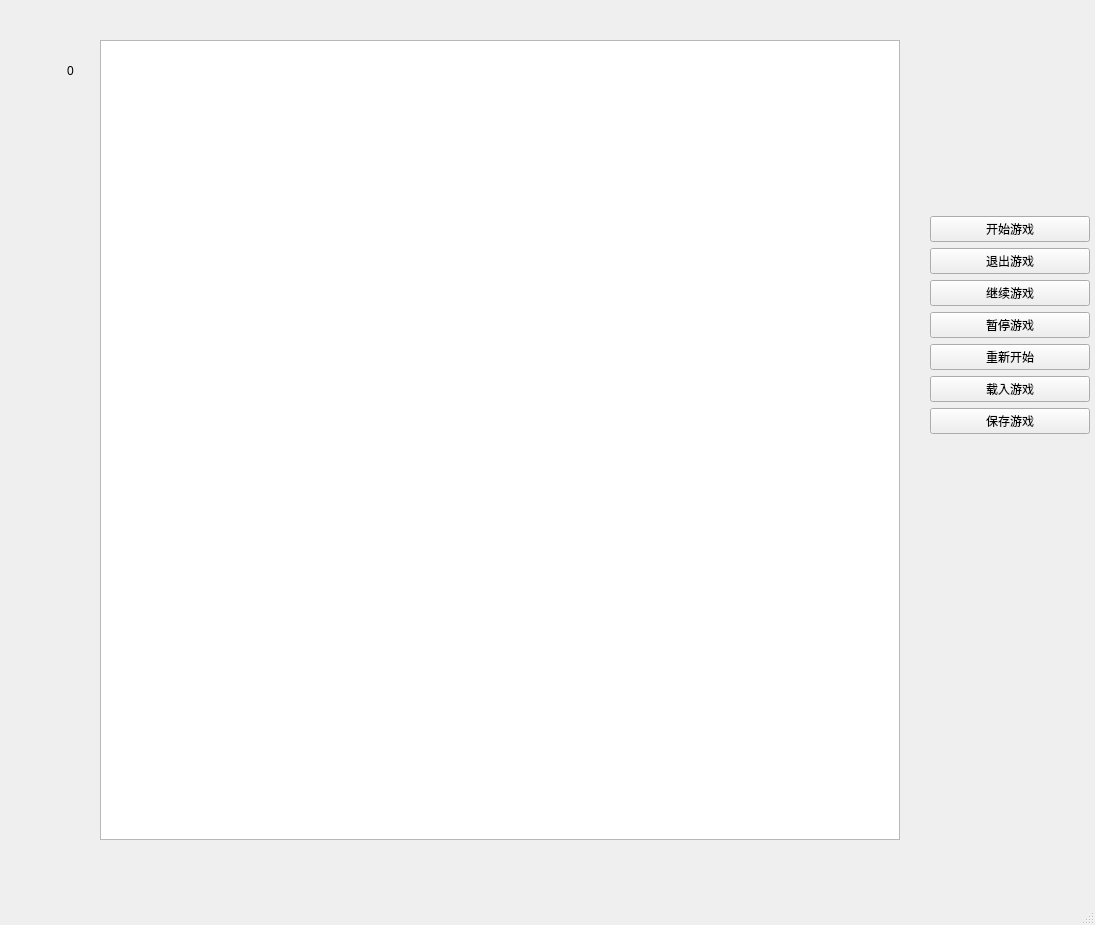
Qt form mainwindow.ui (georgao35/snake-2020) before a commit.
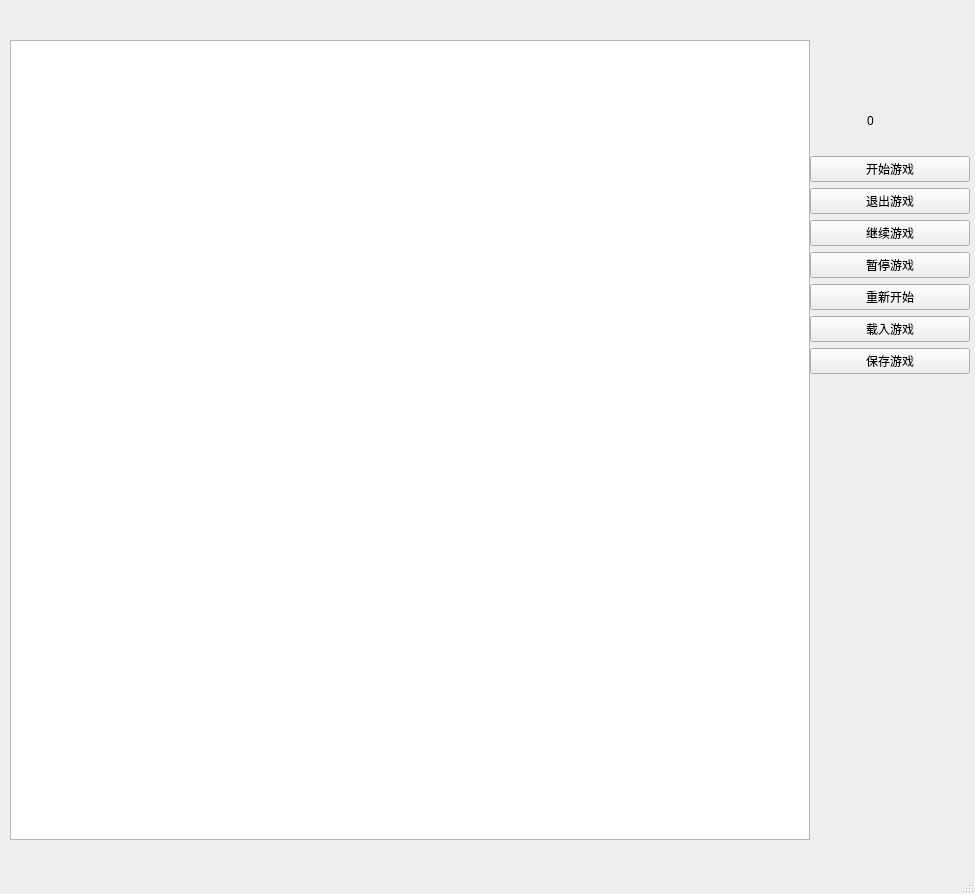
The same form after that commit.

The edit to the form file:
```diff
--- a/mainwindow.ui
+++ b/mainwindow.ui
@@ -6,8 +6,8 @@
    <rect>
     <x>0</x>
     <y>0</y>
-    <width>1095</width>
-    <height>925</height>
+    <width>975</width>
+    <height>894</height>
    </rect>
   </property>
   <property name="windowTitle">
@@ -17,7 +17,7 @@
    <widget class="QGraphicsView" name="graphicsView">
     <property name="geometry">
      <rect>
-      <x>100</x>
+      <x>10</x>
       <y>40</y>
       <width>800</width>
       <height>800</height>
@@ -27,8 +27,8 @@
    <widget class="QLabel" name="timeDisplay">
     <property name="geometry">
      <rect>
-      <x>40</x>
-      <y>40</y>
+      <x>840</x>
+      <y>90</y>
       <width>61</width>
       <height>61</height>
      </rect>
@@ -43,8 +43,8 @@
    <widget class="QWidget" name="verticalLayoutWidget">
     <property name="geometry">
      <rect>
-      <x>930</x>
-      <y>200</y>
+      <x>810</x>
+      <y>140</y>
       <width>160</width>
       <height>251</height>
      </rect>
```
Left out of the diff: 2 changed lines with no effect on the pictures.
